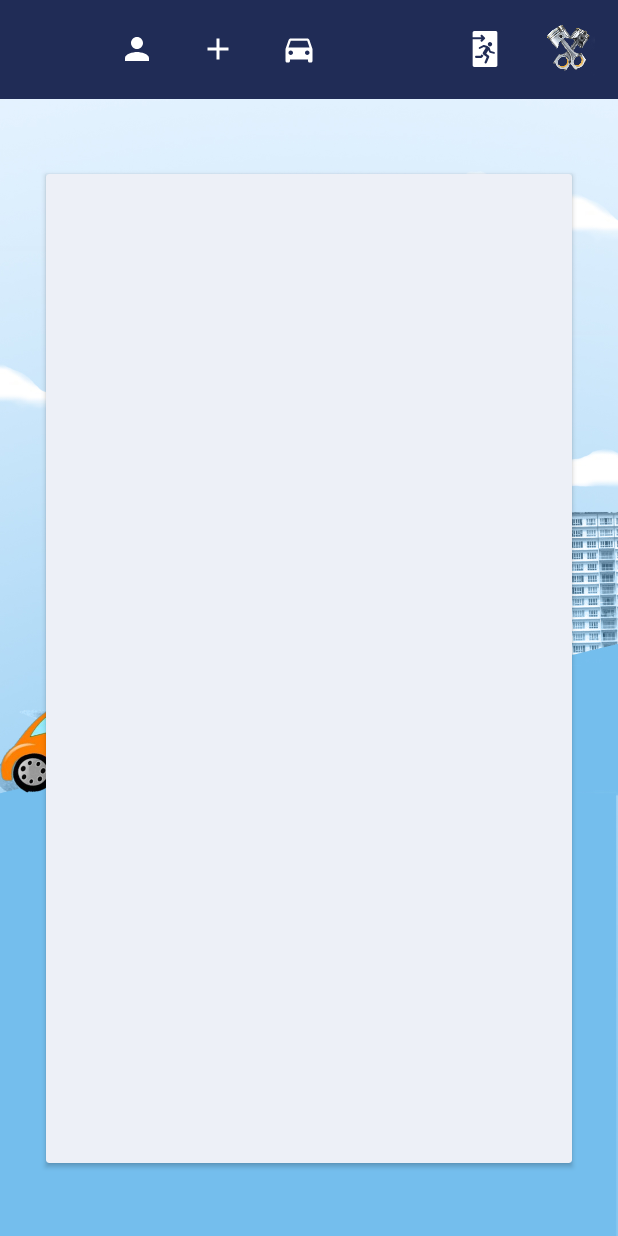
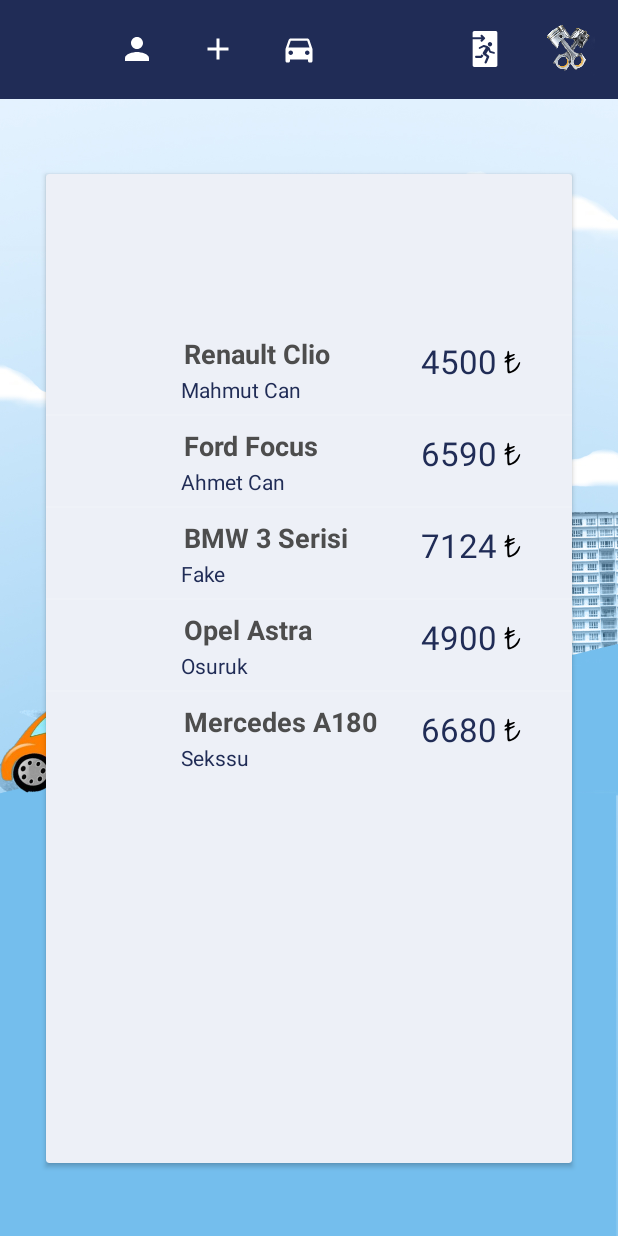
Before and after one commit to mahmutcant/KrankRent, an Android app: the screen it shows after launch once a user with an empty profile is signed in (LoginAfterMain), on a phone screen of 412 x 824 dp. Run offline under Robolectric (Android 15) with nearby library versions, the phone set to English and light mode, and no system bars; our stand-ins replace Firebase (no records; nobody signed in at launch, a user with empty details on screens opened directly); 3 statements that could not run were skipped.

Commit message:
anasayfada listview eklendi

```diff
--- a/app/build.gradle
+++ b/app/build.gradle
@@ -39,6 +39,7 @@
     implementation 'androidx.lifecycle:lifecycle-viewmodel-ktx:2.3.1'
     implementation 'androidx.navigation:navigation-fragment:2.5.3'
     implementation 'androidx.navigation:navigation-ui:2.5.3'
+    implementation 'com.google.firebase:firebase-firestore:24.4.1'
     testImplementation 'junit:junit:4.13.2'
     androidTestImplementation 'androidx.test.ext:junit:1.1.4'
     androidTestImplementation 'androidx.test.espresso:espresso-core:3.5.0'
--- a/app/src/main/java/com/mahmut/krankrent/LoginAfterMain.java
+++ b/app/src/main/java/com/mahmut/krankrent/LoginAfterMain.java
@@ -27,6 +27,8 @@
 import com.google.firebase.database.FirebaseDatabase;
 import com.google.firebase.database.ValueEventListener;
 import com.google.firebase.database.collection.LLRBNode;
+import com.google.firebase.firestore.CollectionReference;
+import com.mahmut.krankrent.ui.CarList;
 
 import org.json.JSONException;
 import org.json.JSONObject;
@@ -40,6 +42,7 @@
     private ListView lstAraclar;
     private TextView adVer,lblAracListesi;
     private DatabaseReference mReference;
+    private DatabaseReference mReferenceCar;
     private FirebaseAuth mAuth;
     private FirebaseUser mUser;
     private ProgressBar spinner;
@@ -48,7 +51,27 @@
     protected void onCreate(Bundle savedInstanceState) {
         super.onCreate(savedInstanceState);
         setContentView(R.layout.activity_login_after_main);
+        String[] maintitle ={
+                "Renault Clio","Ford Focus",
+                "BMW 3 Serisi","Opel Astra",
+                "Mercedes A180",
+        };
+        String[] subtitle ={
+                "Mahmut Can","Ahmet Can",
+                "Fake","Osuruk",
+                "Sekssu",
+        };
+        String[] cost = {
+                "4500","6590",
+                "7124","4900",
+                "6680"
+        };
+        CarList adapter=new CarList(this, maintitle, subtitle,cost);
         lstAraclar = (ListView)findViewById(R.id.LstAraclar);
+        lstAraclar.setAdapter(adapter);
+        //ArrayList<String> araclarListesi = new ArrayList<>();
+        //ArrayAdapter<String> araclarListesiAdapter = new ArrayAdapter<String>(this, android.R.layout.simple_list_item_1,araclarListesi);
+        //lstAraclar.setAdapter(araclarListesiAdapter);
         lblAracListesi = (TextView)findViewById(R.id.lblAracListesi);
         anaSayfa = (ImageView)findViewById(R.id.iconMainPage);
         profileIcon = (ImageView)findViewById(R.id.profileIcon);
@@ -106,6 +129,20 @@
 
             }
         });
+        /*mReferenceCar = FirebaseDatabase.getInstance().getReference("araclar");
+        mReferenceCar.addValueEventListener(new ValueEventListener() {
+            @Override
+            public void onDataChange(@NonNull DataSnapshot snapshot) {
+                for(DataSnapshot snp : snapshot.getChildren()){
+                    araclarListesi.add(snp.child("Konum").getValue().toString());
+                    araclarListesiAdapter.notifyDataSetChanged();
+                }
+            }
+            @Override
+            public void onCancelled(@NonNull DatabaseError error) {
+
+            }
+        });*/
     }
     public void cikisYap(View v){
         FirebaseAuth.getInstance().signOut();
--- /dev/null
+++ b/app/src/main/java/com/mahmut/krankrent/ui/CarList.java
@@ -0,0 +1,36 @@
+package com.mahmut.krankrent.ui;
+
+import android.app.Activity;
+
+import android.view.LayoutInflater;
+import android.view.View;
+import android.view.ViewGroup;
+import android.widget.ArrayAdapter;
+import android.widget.ImageView;
+import android.widget.TextView;
+import com.mahmut.krankrent.R;
+public class CarList extends ArrayAdapter<String> {
+    private final Activity context;
+    private final String[] maintitle;
+    private final String[] subtitle;
+    private final String[] cost;
+    public CarList(Activity context, String[] maintitle,String[] subtitle, String[] cost) {
+        super(context, R.layout.car_list, maintitle);
+        this.context=context;
+        this.maintitle=maintitle;
+        this.subtitle=subtitle;
+        this.cost = cost;
+    }
+    public View getView(int position,View view,ViewGroup parent) {
+        LayoutInflater inflater=context.getLayoutInflater();
+        View rowView= inflater.inflate(R.layout.car_list, null,true);
+        TextView titleText = (TextView) rowView.findViewById(R.id.title);
+        ImageView imageView = (ImageView) rowView.findViewById(R.id.icon);
+        TextView subtitleText = (TextView) rowView.findViewById(R.id.subtitle);
+        TextView carCostText = (TextView)rowView.findViewById(R.id.carCost);
+        titleText.setText(maintitle[position]);
+        subtitleText.setText(subtitle[position]);
+        carCostText.setText(cost[position]);
+        return rowView;
+    };
+}
--- /dev/null
+++ b/app/src/main/res/drawable/ic_icons8_turkish_lira_32.xml
@@ -0,0 +1,10 @@
+<vector xmlns:android="http://schemas.android.com/apk/res/android"
+    android:width="32dp"
+    android:height="32dp"
+    android:viewportWidth="32"
+    android:viewportHeight="32">
+  <path
+      android:pathData="M11,6.9c0,1.6 -0.6,3.1 -1.5,3.5 -0.8,0.3 -1.5,1 -1.5,1.5 0,0.6 0.7,0.8 1.5,0.5 0.8,-0.4 1.5,-0.2 1.5,0.4 0,0.5 -0.7,1.2 -1.5,1.6 -0.8,0.3 -1.5,1 -1.5,1.5 0,0.6 0.7,0.8 1.5,0.5 1.2,-0.5 1.5,0.5 1.5,5.5 0,6.8 0.5,7.2 6.3,4.7 3.3,-1.4 5.8,-4.3 7.1,-8.4 1.1,-3.4 -1,-2.6 -2.4,0.9 -1.2,2.7 -6.1,6.9 -8.2,6.9 -0.5,-0 -0.8,-2.4 -0.8,-5.4 0,-5.1 0.2,-5.5 3,-6.5 1.7,-0.5 3,-1.5 3,-2 0,-0.7 -0.8,-0.7 -2.6,-0.1 -3.1,1.2 -3.4,1.2 -3.4,0.1 0,-0.5 1.4,-1.4 3,-2 1.7,-0.5 3,-1.5 3,-2 0,-0.7 -0.8,-0.7 -2.6,-0.1 -3.4,1.3 -3.4,1.3 -3.4,-1.5 0,-1.4 -0.4,-2.5 -1,-2.5 -0.5,-0 -1,1.3 -1,2.9z"
+      android:fillColor="#000000"
+      android:strokeColor="#00000000"/>
+</vector>
--- /dev/null
+++ b/app/src/main/res/layout/car_list.xml
@@ -0,0 +1,60 @@
+<?xml version="1.0" encoding="utf-8"?>
+<androidx.constraintlayout.widget.ConstraintLayout xmlns:android="http://schemas.android.com/apk/res/android"
+    android:layout_width="match_parent"
+    android:layout_height="match_parent"
+    xmlns:app="http://schemas.android.com/apk/res-auto"
+    android:orientation="horizontal">
+
+    <ImageView
+        android:id="@+id/icon"
+        app:layout_constraintStart_toStartOf="parent"
+        app:layout_constraintTop_toTopOf="parent"
+        android:layout_width="60dp"
+        android:layout_height="60dp"
+        android:padding="5dp" />
+    <LinearLayout android:layout_width="wrap_content"
+        android:layout_height="wrap_content"
+        app:layout_constraintStart_toStartOf="@+id/icon"
+        app:layout_constraintTop_toTopOf="parent"
+        android:layout_marginLeft="80dp"
+        android:orientation="vertical">
+        <TextView
+            android:id="@+id/title"
+            android:layout_width="wrap_content"
+            android:layout_height="wrap_content"
+            android:text="Medium Text"
+            android:textStyle="bold"
+            android:textAppearance="?android:attr/textAppearanceMedium"
+            android:layout_marginLeft="10dp"
+            android:layout_marginTop="5dp"
+            android:padding="2dp"
+            android:textColor="#4d4d4d" />
+        <TextView
+            android:id="@+id/subtitle"
+            android:layout_width="wrap_content"
+            android:layout_height="wrap_content"
+            android:textColor="@color/themeColor"
+            android:text="TextView"
+            android:layout_marginLeft="10dp"/>
+    </LinearLayout>
+
+    <TextView
+        android:id="@+id/carCost"
+        android:layout_width="wrap_content"
+        android:layout_height="wrap_content"
+        android:text="Cost"
+        android:textColor="@color/themeColor"
+        app:layout_constraintEnd_toEndOf="parent"
+        app:layout_constraintTop_toTopOf="parent"
+        android:layout_marginTop="10dp"
+        android:layout_marginRight="50dp"
+        android:textSize="10pt" />
+    <ImageView
+        android:layout_width="20dp"
+        android:layout_height="20dp"
+        android:src="@drawable/ic_icons8_turkish_lira_32"
+        app:layout_constraintStart_toEndOf="@id/carCost"
+        app:layout_constraintTop_toTopOf="parent"
+        android:layout_marginTop="15dp"
+        />
+</androidx.constraintlayout.widget.ConstraintLayout>
--- a/app/src/main/res/layout/my_dropdown_item.xml
+++ b/app/src/main/res/layout/my_dropdown_item.xml
@@ -6,5 +6,4 @@
     android:textColor="@color/white"
     android:background="@color/themeColor"
     android:padding="3dp">
-
 </TextView>
```
